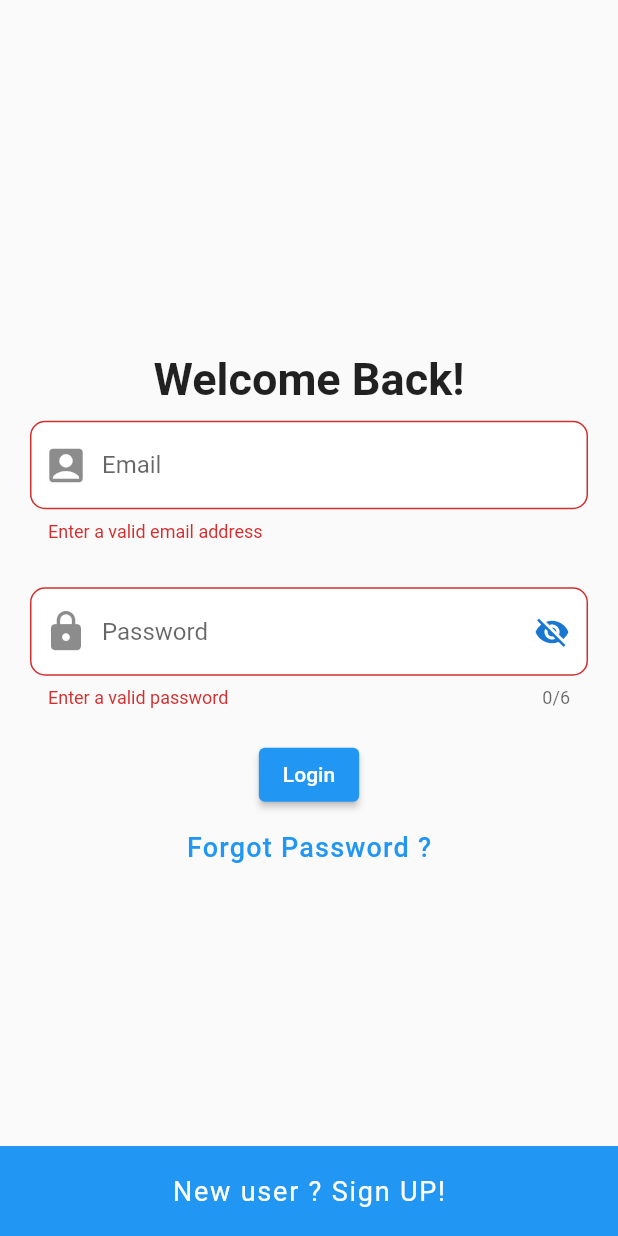
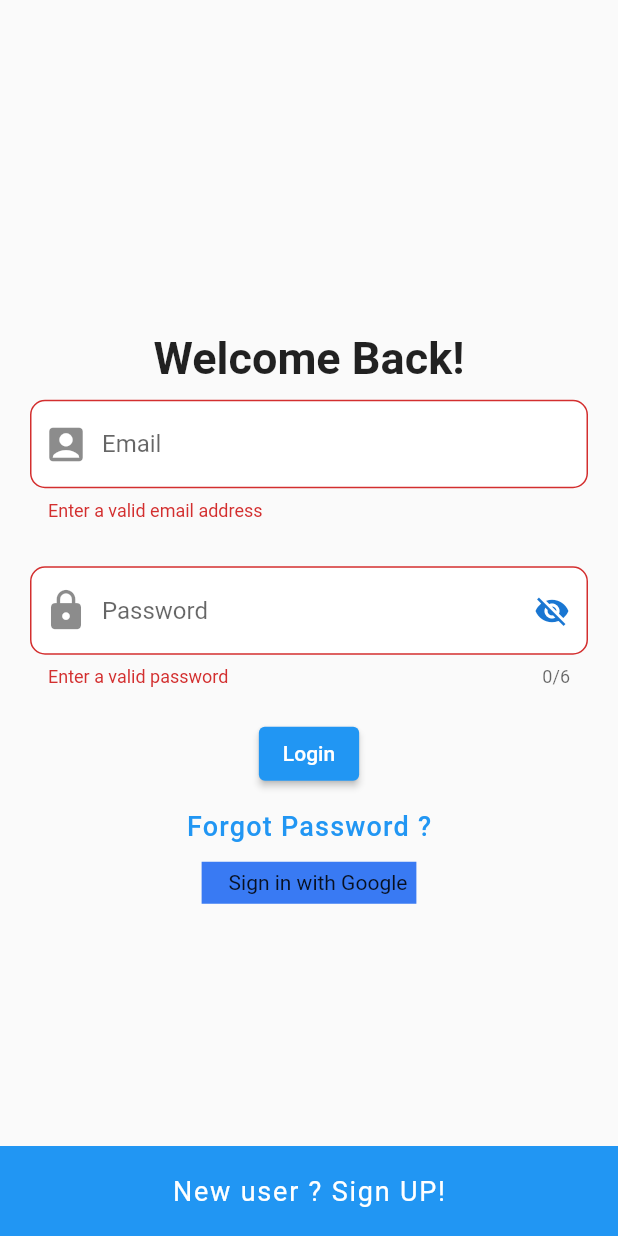
Before and after one commit to hardikothiya/hardik_flutter_auth, a Flutter app: the screen it shows after launch, after a tap on "Login", on a phone screen of 412 x 824 dp. Run offline on Flutter 3.47's test engine with Material 2 defaults, Android fonts, the phone set to English and light mode, and no system bars; our stand-ins replace firebase_auth, firebase_core, flutter_secure_storage, fluttertoast, google_sign_in; accounts and stored records are empty.

Commit message:
google sign in completed

```diff
--- a/lib/screens/login_screen.dart
+++ b/lib/screens/login_screen.dart
@@ -5,6 +5,7 @@ import 'package:firebase_auth/firebase_auth.dart';
 import 'forgot_password.dart';
 import 'home_page.dart';
 import 'package:flutter_secure_storage/flutter_secure_storage.dart';
+import 'package:google_sign_in/google_sign_in.dart';
 
 class LoginScreen extends StatefulWidget {
   static const id = 'LoginPage';
@@ -18,6 +19,8 @@ class _LoginScreenState extends State<LoginScreen> with InputValidationMixin {
 
   final storage = FlutterSecureStorage();
   FirebaseAuth auth = FirebaseAuth.instance;
+  final GoogleSignIn googleSignIn = GoogleSignIn();
+
   final textEditingController = TextEditingController();
   final passwordEditingController = TextEditingController();
   late String _password;
@@ -134,7 +137,7 @@ class _LoginScreenState extends State<LoginScreen> with InputValidationMixin {
                           value: credentials.user?.email.toString());
                       print(credentials.user?.email);
 
-                      Navigator.pushNamed(context, HomeScreen.id);
+                      Navigator.pushReplacementNamed(context, HomeScreen.id);
                       textEditingController.clear();
 
                       passwordEditingController.clear();
@@ -160,6 +163,42 @@ class _LoginScreenState extends State<LoginScreen> with InputValidationMixin {
                   'Forgot Password ?',
                   style: TextStyle(
                       color: Colors.blue, letterSpacing: 0.8, fontSize: 18),
+                ),
+              ),
+              InkWell(
+                onTap: () async {
+                  try {
+                    GoogleSignInAccount? usercredentials =
+                        await googleSignIn.signIn();
+
+                    Navigator.pushNamed(context, HomeScreen.id);
+
+                    await storage.write(
+                        key: 'userID', value: usercredentials?.id);
+                    await storage.write(
+                        key: 'email', value: usercredentials?.email);
+
+                    print(usercredentials);
+                  } on FirebaseAuthException catch (e) {
+                    if (e.code == 'account-exists-with-different-credential') {
+                      Fluttertoast.showToast(msg: 'User exist');
+                    } else if (e.code == 'invalid-credential') {
+                      Fluttertoast.showToast(msg: 'Invalid credentials');
+                    }
+                  }
+                },
+                child: Ink(
+                  color: Color(0xFF397AF3),
+                  child: Padding(
+                    padding: EdgeInsets.all(6),
+                    child: Wrap(
+                      crossAxisAlignment: WrapCrossAlignment.center,
+                      children: const [
+                        SizedBox(width: 12),
+                        Text('Sign in with Google'),
+                      ],
+                    ),
+                  ),
                 ),
               )
             ],
--- a/pubspec.yaml
+++ b/pubspec.yaml
@@ -38,6 +38,7 @@ dependencies:
   firebase_auth: ^3.3.4
   fluttertoast: ^8.0.8
   flutter_secure_storage: ^5.0.2
+  google_sign_in: ^5.2.2
 
 
 dev_dependencies:
```
Also changed, not shown: pubspec.lock, 2 other files.
